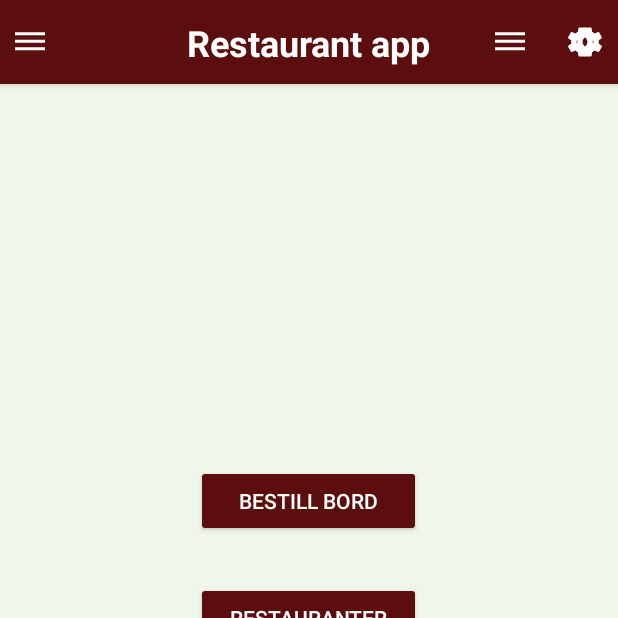
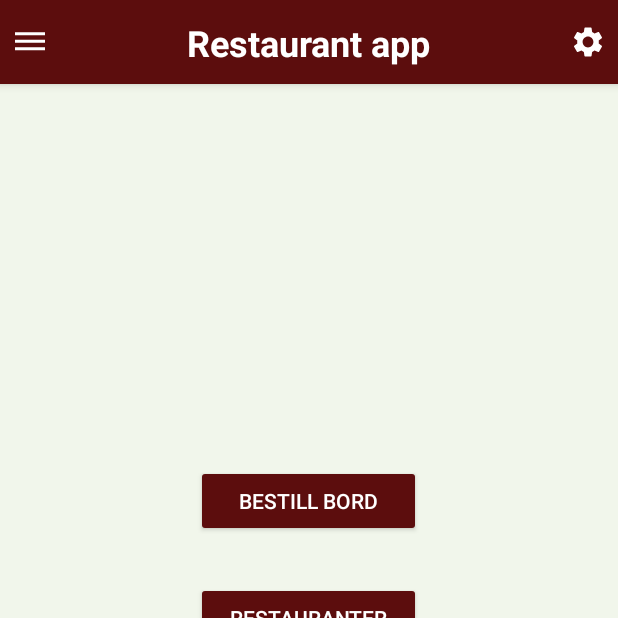
Before and after one commit to WilliamNerem/ApputviklingMappe2, an Android app: the screen it shows after launch (MainActivity), on a phone screen of 412 x 824 dp, the top half of it. Run offline under Robolectric (Android 15) with nearby library versions, the phone set to English and light mode, and no system bars.

Commit message:
Fjernet menu og fikset toolbar på de andre sidene

```diff
--- a/ApputviklingMappe2/app/src/main/java/com/example/apputviklingmappe2/MainActivity.java
+++ b/ApputviklingMappe2/app/src/main/java/com/example/apputviklingmappe2/MainActivity.java
@@ -36,13 +36,6 @@ public class MainActivity extends AppCompatActivity {
 
     }
 
-    @Override
-    public boolean onCreateOptionsMenu(Menu menu) {
-        MenuInflater inflater = getMenuInflater();
-        inflater.inflate(R.menu.menu, menu);
-        return true;
-    }
-
     private void buttons(){
         tvButtonBestillBord.setOnClickListener(new View.OnClickListener() {
             @Override
--- a/ApputviklingMappe2/app/src/main/res/menu/menu.xml
+++ /dev/null
@@ -1,14 +0,0 @@
-<?xml version="1.0" encoding="utf-8"?>
-<menu xmlns:android="http://schemas.android.com/apk/res/android"
-    xmlns:app="http://schemas.android.com/apk/res-auto">
-    <item
-        android:title="Flerside valg"
-        android:icon="@drawable/ic_baseline_dehaze_24"
-        android:id="@+id/hamburger"
-        app:showAsAction="always"/>
-    <item
-        android:title="Innstillinger"
-        android:icon="@drawable/ic_baseline_settings_24"
-        android:id="@+id/settings"
-        app:showAsAction="always"/>
-</menu>
```
Also changed, not shown: ApputviklingMappe2/app/src/main/java/com/example/apputviklingmappe2/BestillBord.java (+4 -8 lines), ApputviklingMappe2/app/src/main/java/com/example/apputviklingmappe2/Restauranter.java (+4 -8 lines), ApputviklingMappe2/app/src/main/java/com/example/apputviklingmappe2/Venner.java (+4 -8 lines).
